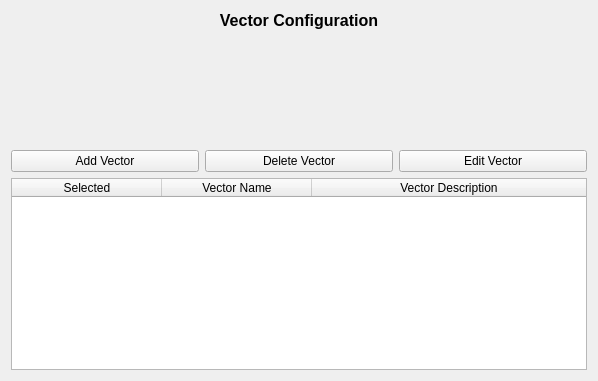
Qt form GUI Screens/Vector Configuration.ui (CS4311-spring-2020/pick-tool-team13-the-bombs) before a commit.
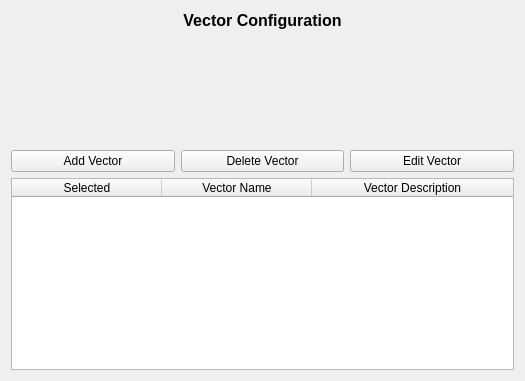
The same form after that commit.

Commit message: added more screens and main one with tabs

Patch:
```diff
--- a/GUI Screens/Vector Configuration.ui
+++ b/GUI Screens/Vector Configuration.ui
@@ -6,7 +6,7 @@
    <rect>
     <x>0</x>
     <y>0</y>
-    <width>598</width>
+    <width>525</width>
     <height>381</height>
    </rect>
   </property>
```
The commit also changes 5 other files.
